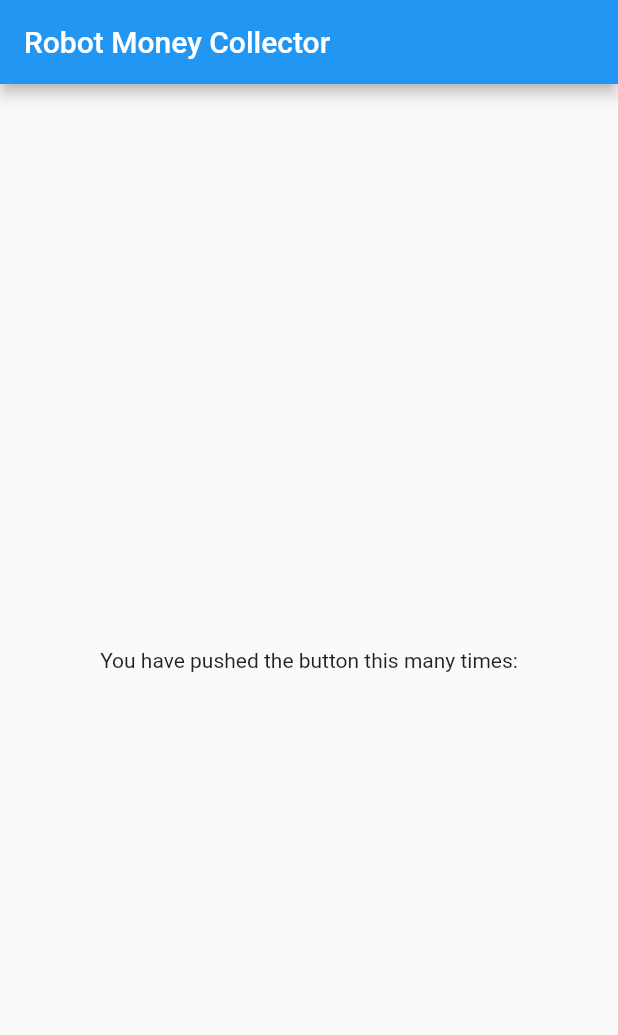
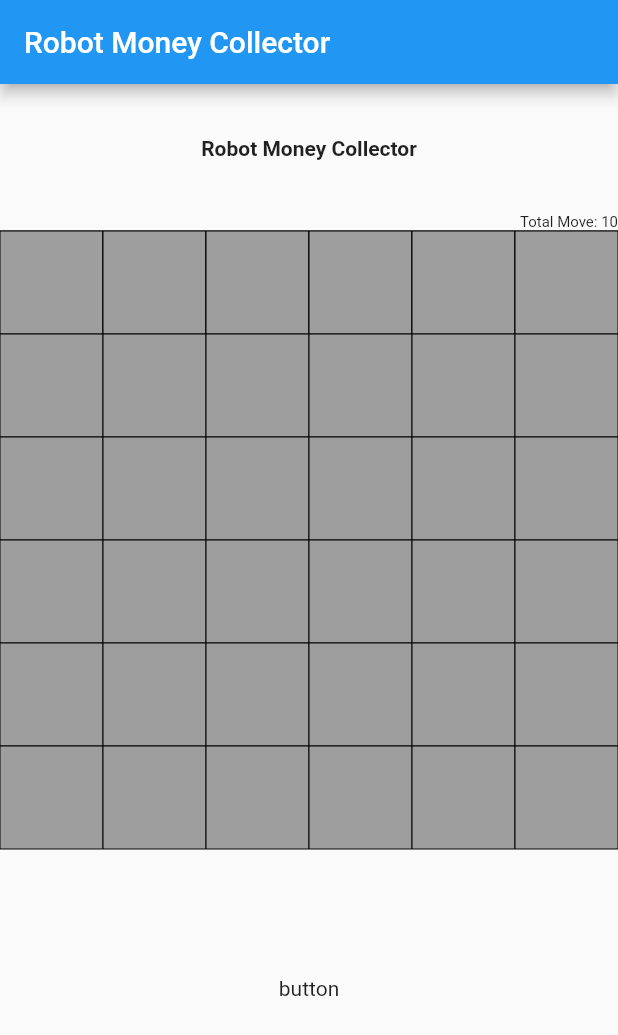
Before and after one commit to adisaptorenggo/robot_money_collector, a Flutter app: the screen it shows after launch, on a phone screen of 412 x 824 dp. Shown: the top 1035 px of the screen. Run offline on Flutter 3.47's test engine with Material 2 defaults, Android fonts, the light colour scheme and no system bars.

Commit message:
create tabletop

```diff
--- /dev/null
+++ b/lib/home_page.dart
@@ -0,0 +1,62 @@
+import 'package:flutter/material.dart';
+import 'package:robot_money_collector/table_top.dart';
+
+class HomePage extends StatefulWidget {
+  @override
+  _HomePageState createState() => _HomePageState();
+}
+
+class _HomePageState extends State<HomePage> {
+  @override
+  Widget build(BuildContext context) {
+    double widthTable = MediaQuery.of(context).size.width;
+    double heightTable = MediaQuery.of(context).size.height / 2.0;
+
+    return Scaffold(
+      appBar: AppBar(
+        title: Text('Robot Money Collector'),
+      ),
+      body: Container(
+        child: Column(
+          crossAxisAlignment: CrossAxisAlignment.start,
+          children: [
+            Container(
+              margin: EdgeInsets.all(35),
+              child: Center(
+                child: Text(
+                  "Robot Money Collector",
+                  style: TextStyle(fontWeight: FontWeight.bold),
+                ),
+              ),
+            ),
+            Container(
+              alignment: Alignment.bottomRight,
+              child: Text(
+                "Total Move: 10",
+                style: TextStyle(fontSize: 10),
+              ),
+            ),
+            Container(
+              height: heightTable,
+              color: Colors.red,
+              child: Container(
+                child: CustomPaint(
+                  painter: TableTop(
+                    dimensionx: 6,
+                    dimensiony: 6,
+                    width: widthTable,
+                    height: heightTable,
+                  ),
+                ),
+              ),
+            ),
+            Container(
+              margin: EdgeInsets.all(85),
+              child: Center(child: Text('button')),
+            ),
+          ],
+        ),
+      ),
+    );
+  }
+}
--- a/lib/main.dart
+++ b/lib/main.dart
@@ -1,5 +1,5 @@
 import 'package:flutter/material.dart';
-import 'package:robot_money_collector/screen/home.dart';
+import 'package:robot_money_collector/home_page.dart';
 
 void main() {
   runApp(MyApp());
--- a/lib/screen/home.dart
+++ /dev/null
@@ -1,27 +0,0 @@
-import 'package:flutter/material.dart';
-
-class HomePage extends StatefulWidget {
-  @override
-  _HomePageState createState() => _HomePageState();
-}
-
-class _HomePageState extends State<HomePage> {
-  @override
-  Widget build(BuildContext context) {
-    return Scaffold(
-      appBar: AppBar(
-        title: Text('Robot Money Collector'),
-      ),
-      body: Center(
-        child: Column(
-          mainAxisAlignment: MainAxisAlignment.center,
-          children: <Widget>[
-            Text(
-              'You have pushed the button this many times:',
-            ),
-          ],
-        ),
-      ),
-    );
-  }
-}
--- /dev/null
+++ b/lib/table_top.dart
@@ -0,0 +1,36 @@
+import 'package:flutter/material.dart';
+
+class TableTop extends CustomPainter {
+  TableTop({this.dimensionx, this.dimensiony, this.width, this.height});
+
+  final int dimensionx;
+  final int dimensiony;
+  final double width;
+  final double height;
+
+  @override
+  void paint(Canvas canvas, Size size) {
+    var paint1 = Paint()
+      ..color = Colors.grey
+      ..style = PaintingStyle.fill;
+    var paint2 = Paint()
+      ..color = Colors.black
+      ..style = PaintingStyle.stroke;
+    double dx = 0, dy = 0;
+    for (int i = 0; i < dimensionx; i++) {
+      // canvas.d
+      canvas.drawRect(Offset(dx, dy) & Size(width / dimensionx, height / dimensiony), paint1);
+      canvas.drawRect(Offset(dx, dy) & Size(width / dimensionx, height / dimensiony), paint2);
+      for (int j = 0; j < dimensiony; j++) {
+        canvas.drawRect(Offset(dx, dy) & Size(width / dimensionx, height / dimensiony), paint1);
+        canvas.drawRect(Offset(dx, dy) & Size(width / dimensionx, height / dimensiony), paint2);
+        dy = dy + height / dimensiony;
+      }
+      dy = 0;
+      dx = dx + width / dimensionx;
+    }
+  }
+
+  @override
+  bool shouldRepaint(CustomPainter oldDelegate) => true;
+}
```
